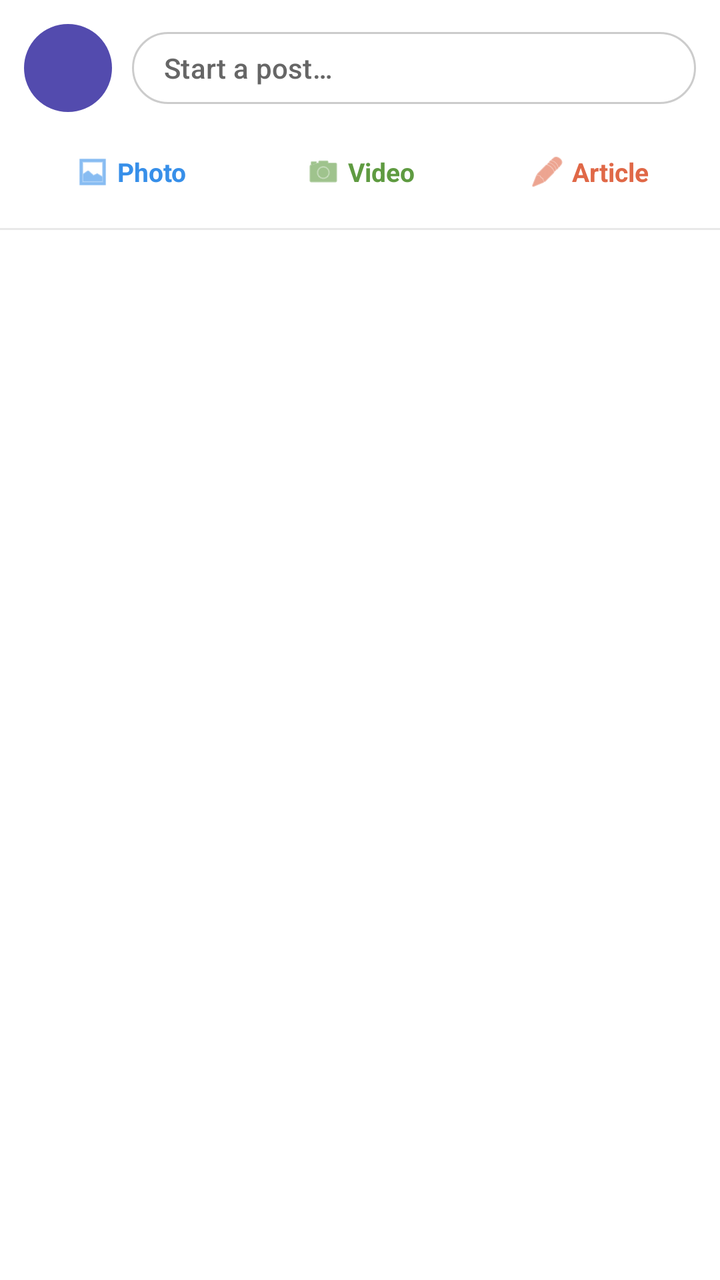
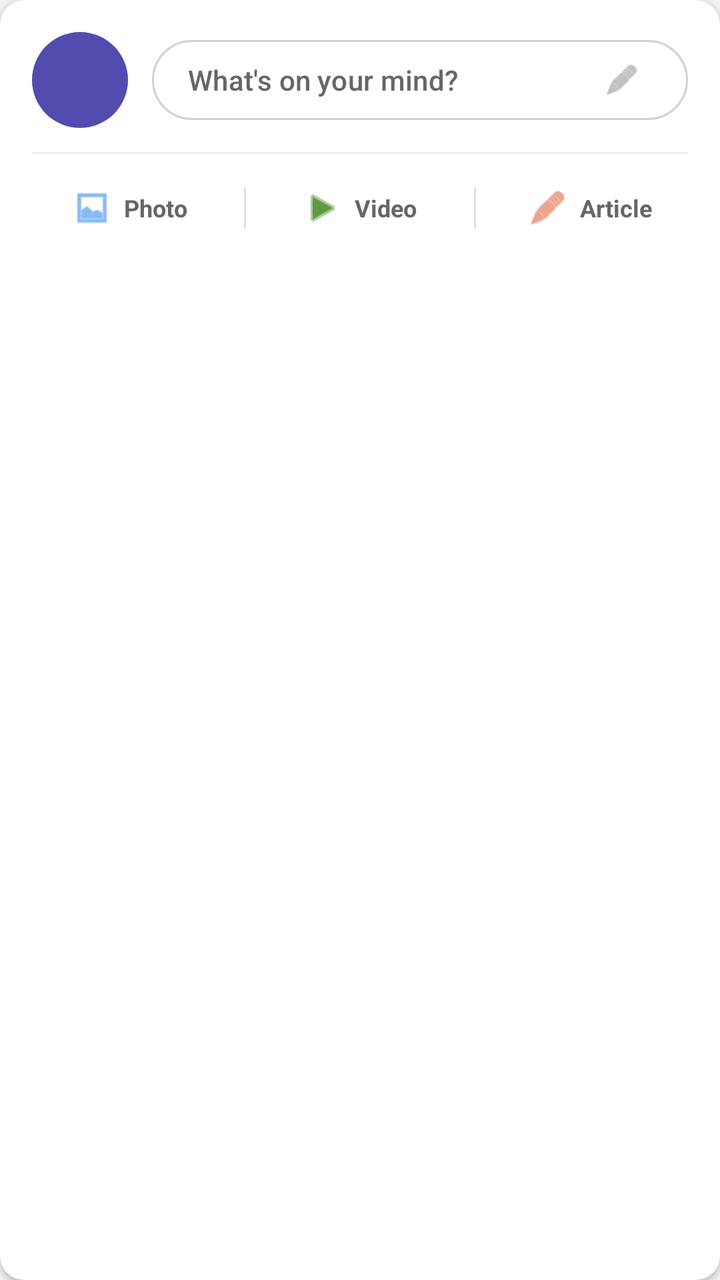

Screens rendered from an Android XML layout before and after an edit, with the pre-edit source and the edit as a unified diff.
<!-- AndroidManifest.xml: application theme Theme.SmartCampus -->
<!-- res/layout/item_feed_header.xml -->
<?xml version="1.0" encoding="utf-8"?>
<LinearLayout
    xmlns:android="http://schemas.android.com/apk/res/android"
    xmlns:app="http://schemas.android.com/apk/res-auto"
    android:layout_width="match_parent"
    android:layout_height="wrap_content"
    android:orientation="vertical"
    android:background="@color/white"
    android:layout_marginBottom="8dp">

    
    <LinearLayout
        android:layout_width="match_parent"
        android:layout_height="wrap_content"
        android:orientation="horizontal"
        android:padding="12dp"
        android:gravity="center_vertical">

        <FrameLayout
            android:layout_width="44dp"
            android:layout_height="44dp">
            <TextView
                android:id="@+id/tv_header_avatar"
                android:layout_width="match_parent"
                android:layout_height="match_parent"
                android:gravity="center"
                android:textColor="@color/white"
                android:textSize="16sp"
                android:textStyle="bold"
                android:background="@drawable/bg_avatar_circle" />
            <com.google.android.material.imageview.ShapeableImageView
                android:id="@+id/iv_header_avatar"
                android:layout_width="match_parent"
                android:layout_height="match_parent"
                android:scaleType="centerCrop"
                android:visibility="gone"
                app:shapeAppearanceOverlay="@style/ShapeAppearance.Material3.Corner.Full" />
        </FrameLayout>

        <com.google.android.material.button.MaterialButton
            android:id="@+id/btn_start_post"
            android:layout_width="0dp"
            android:layout_weight="1"
            android:layout_height="44dp"
            android:layout_marginStart="10dp"
            android:text="Start a post…"
            android:textColor="#666666"
            android:textSize="14sp"
            android:gravity="center_vertical|start"
            android:paddingStart="16dp"
            style="@style/Widget.Material3.Button.OutlinedButton"
            app:strokeColor="#CCCCCC"
            app:cornerRadius="22dp"/>
    </LinearLayout>

    
    <LinearLayout
        android:layout_width="match_parent"
        android:layout_height="wrap_content"
        android:orientation="horizontal"
        android:paddingHorizontal="8dp"
        android:paddingBottom="10dp">

        <LinearLayout
            android:layout_width="0dp"
            android:layout_weight="1"
            android:layout_height="36dp"
            android:orientation="horizontal"
            android:gravity="center"
            android:background="?attr/selectableItemBackground">
            <ImageView
                android:layout_width="18dp"
                android:layout_height="18dp"
                android:src="@android:drawable/ic_menu_gallery"
                app:tint="#378FE9"/>
            <TextView
                android:layout_width="wrap_content"
                android:layout_height="wrap_content"
                android:text=" Photo"
                android:textColor="#378FE9"
                android:textSize="13sp"
                android:textStyle="bold"/>
        </LinearLayout>

        <LinearLayout
            android:layout_width="0dp"
            android:layout_weight="1"
            android:layout_height="36dp"
            android:orientation="horizontal"
            android:gravity="center"
            android:background="?attr/selectableItemBackground">
            <ImageView
                android:layout_width="18dp"
                android:layout_height="18dp"
                android:src="@android:drawable/ic_menu_camera"
                app:tint="#5F9B41"/>
            <TextView
                android:layout_width="wrap_content"
                android:layout_height="wrap_content"
                android:text=" Video"
                android:textColor="#5F9B41"
                android:textSize="13sp"
                android:textStyle="bold"/>
        </LinearLayout>

        <LinearLayout
            android:layout_width="0dp"
            android:layout_weight="1"
            android:layout_height="36dp"
            android:orientation="horizontal"
            android:gravity="center"
            android:background="?attr/selectableItemBackground">
            <ImageView
                android:layout_width="18dp"
                android:layout_height="18dp"
                android:src="@android:drawable/ic_menu_edit"
                app:tint="#E06847"/>
            <TextView
                android:layout_width="wrap_content"
                android:layout_height="wrap_content"
                android:text=" Article"
                android:textColor="#E06847"
                android:textSize="13sp"
                android:textStyle="bold"/>
        </LinearLayout>

    </LinearLayout>

    <View android:layout_width="match_parent" android:layout_height="1dp" android:background="#E8E8E8"/>
</LinearLayout>
<!-- resources referenced by this layout -->
<resources>
  <color name="white">#FFFFFF</color>
  <!-- drawable bg_avatar_circle (drawable) -->
  <?xml version="1.0" encoding="utf-8"?>
  <shape xmlns:android="http://schemas.android.com/apk/res/android"
      android:shape="oval">
      <solid android:color="@color/primary_light" />
      <size android:width="100dp" android:height="100dp" />
  </shape>
  <style name="Theme.SmartCampus" parent="Theme.Material3.Light.NoActionBar">
          <item name="colorPrimary">@color/primary</item>
          <item name="colorOnPrimary">@color/on_primary</item>
          <item name="colorSecondary">@color/secondary</item>
          <item name="android:colorBackground">@color/background</item>
          <item name="android:statusBarColor">@color/primary_dark</item>
      </style>
  <color name="primary_light">#534BAE</color>
  <color name="primary">#1A237E</color>
  <color name="on_primary">#FFFFFF</color>
  <color name="secondary">#00BCD4</color>
  <color name="background">#F5F5F5</color>
  <color name="primary_dark">#000051</color>
</resources>

<!-- the commit's change to res/layout/item_feed_header.xml (unified diff, before → after) -->
@@ -1,130 +1,190 @@
 <?xml version="1.0" encoding="utf-8"?>
-<LinearLayout
+<com.google.android.material.card.MaterialCardView
     xmlns:android="http://schemas.android.com/apk/res/android"
     xmlns:app="http://schemas.android.com/apk/res-auto"
     android:layout_width="match_parent"
     android:layout_height="wrap_content"
-    android:orientation="vertical"
-    android:background="@color/white"
-    android:layout_marginBottom="8dp">
+    android:layout_marginBottom="8dp"
+    android:clickable="false"
+    android:focusable="false"
+    app:cardBackgroundColor="@color/white"
+    app:cardCornerRadius="12dp"
+    app:cardElevation="2dp"
+    app:strokeWidth="0dp">
 
-    
     <LinearLayout
         android:layout_width="match_parent"
         android:layout_height="wrap_content"
-        android:orientation="horizontal"
-        android:padding="12dp"
-        android:gravity="center_vertical">
+        android:orientation="vertical"
+        android:clickable="false"
+        android:focusable="false">
 
-        <FrameLayout
-            android:layout_width="44dp"
-            android:layout_height="44dp">
-            <TextView
-                android:id="@+id/tv_header_avatar"
-                android:layout_width="match_parent"
-                android:layout_height="match_parent"
-                android:gravity="center"
-                android:textColor="@color/white"
-                android:textSize="16sp"
-                android:textStyle="bold"
-                android:background="@drawable/bg_avatar_circle" />
-            <com.google.android.material.imageview.ShapeableImageView
-                android:id="@+id/iv_header_avatar"
-                android:layout_width="match_parent"
-                android:layout_height="match_parent"
-                android:scaleType="centerCrop"
-                android:visibility="gone"
-                app:shapeAppearanceOverlay="@style/ShapeAppearance.Material3.Corner.Full" />
-        </FrameLayout>
+        
+        <LinearLayout
+            android:layout_width="match_parent"
+            android:layout_height="wrap_content"
+            android:orientation="horizontal"
+            android:paddingHorizontal="16dp"
+            android:paddingTop="16dp"
+            android:paddingBottom="12dp"
+            android:gravity="center_vertical">
 
-        <com.google.android.material.button.MaterialButton
-            android:id="@+id/btn_start_post"
-            android:layout_width="0dp"
-            android:layout_weight="1"
-            android:layout_height="44dp"
-            android:layout_marginStart="10dp"
-            android:text="Start a post…"
-            android:textColor="#666666"
-            android:textSize="14sp"
-            android:gravity="center_vertical|start"
-            android:paddingStart="16dp"
-            style="@style/Widget.Material3.Button.OutlinedButton"
-            app:strokeColor="#CCCCCC"
-            app:cornerRadius="22dp"/>
-    </LinearLayout>
+            <FrameLayout
+                android:layout_width="48dp"
+                android:layout_height="48dp">
+                <TextView
+                    android:id="@+id/tv_header_avatar"
+                    android:layout_width="match_parent"
+                    android:layout_height="match_parent"
+                    android:gravity="center"
+                    android:textColor="@color/white"
+                    android:textSize="17sp"
+                    android:textStyle="bold"
+                    android:background="@drawable/bg_avatar_circle" />
+                <com.google.android.material.imageview.ShapeableImageView
+                    android:id="@+id/iv_header_avatar"
+                    android:layout_width="match_parent"
+                    android:layout_height="match_parent"
+                    android:scaleType="centerCrop"
+                    android:visibility="gone"
+                    app:shapeAppearanceOverlay="@style/ShapeAppearance.Material3.Corner.Full" />
+            </FrameLayout>
 
-    
-    <LinearLayout
-        android:layout_width="match_parent"
-        android:layout_height="wrap_content"
-        android:orientation="horizontal"
-        android:paddingHorizontal="8dp"
-        android:paddingBottom="10dp">
-
-        <LinearLayout
-            android:layout_width="0dp"
-            android:layout_weight="1"
-            android:layout_height="36dp"
-            android:orientation="horizontal"
-            android:gravity="center"
-            android:background="?attr/selectableItemBackground">
-            <ImageView
-                android:layout_width="18dp"
-                android:layout_height="18dp"
-                android:src="@android:drawable/ic_menu_gallery"
-                app:tint="#378FE9"/>
-            <TextView
-                android:layout_width="wrap_content"
-                android:layout_height="wrap_content"
-                android:text=" Photo"
-                android:textColor="#378FE9"
-                android:textSize="13sp"
-                android:textStyle="bold"/>
+            <com.google.android.material.button.MaterialButton
+                android:id="@+id/btn_start_post"
+                android:layout_width="0dp"
+                android:layout_weight="1"
+                android:layout_height="48dp"
+                android:layout_marginStart="12dp"
+                android:text="What's on your mind?"
+                android:textColor="#666666"
+                android:textSize="14sp"
+                android:textAllCaps="false"
+                android:gravity="center_vertical|start"
+                android:paddingStart="18dp"
+                style="@style/Widget.Material3.Button.OutlinedButton"
+                app:strokeColor="#D0D0D0"
+                app:strokeWidth="1dp"
+                app:cornerRadius="24dp"
+                app:icon="@android:drawable/ic_menu_edit"
+                app:iconTint="#999999"
+                app:iconSize="18dp"
+                app:iconGravity="end"
+                app:iconPadding="8dp" />
         </LinearLayout>
 
+        
+        <View
+            android:layout_width="match_parent"
+            android:layout_height="1dp"
+            android:layout_marginHorizontal="16dp"
+            android:background="#EEEEEE" />
+
+        
         <LinearLayout
-            android:layout_width="0dp"
-            android:layout_weight="1"
-            android:layout_height="36dp"
+            android:layout_width="match_parent"
+            android:layout_height="wrap_content"
             android:orientation="horizontal"
-            android:gravity="center"
-            android:background="?attr/selectableItemBackground">
-            <ImageView
-                android:layout_width="18dp"
-                android:layout_height="18dp"
-                android:src="@android:drawable/ic_menu_camera"
-                app:tint="#5F9B41"/>
-            <TextView
-                android:layout_width="wrap_content"
-                android:layout_height="wrap_content"
-                android:text=" Video"
-                android:textColor="#5F9B41"
-                android:textSize="13sp"
-                android:textStyle="bold"/>
-        </LinearLayout>
+            android:paddingHorizontal="8dp"
+            android:paddingVertical="6dp">
 
-        <LinearLayout
-            android:layout_width="0dp"
-            android:layout_weight="1"
-            android:layout_height="36dp"
-            android:orientation="horizontal"
-            android:gravity="center"
-            android:background="?attr/selectableItemBackground">
-            <ImageView
-                android:layout_width="18dp"
-                android:layout_height="18dp"
-                android:src="@android:drawable/ic_menu_edit"
-                app:tint="#E06847"/>
-            <TextView
-                android:layout_width="wrap_content"
-                android:layout_height="wrap_content"
-                android:text=" Article"
-                android:textColor="#E06847"
-                android:textSize="13sp"
-                android:textStyle="bold"/>
+            
+            <LinearLayout
+                android:id="@+id/btn_header_photo"
+                android:layout_width="0dp"
+                android:layout_weight="1"
+                android:layout_height="42dp"
+                android:orientation="horizontal"
+                android:gravity="center"
+                android:clickable="true"
+                android:focusable="true"
+                android:background="?attr/selectableItemBackground">
+                <ImageView
+                    android:layout_width="20dp"
+                    android:layout_height="20dp"
+                    android:src="@android:drawable/ic_menu_gallery"
+                    app:tint="#378FE9"
+                    android:contentDescription="Photo" />
+                <TextView
+                    android:layout_width="wrap_content"
+                    android:layout_height="wrap_content"
+                    android:text="Photo"
+                    android:textColor="#666666"
+                    android:textSize="12sp"
+                    android:textStyle="bold"
+                    android:layout_marginStart="6dp" />
+            </LinearLayout>
+
+            
+            <View
+                android:layout_width="1dp"
+                android:layout_height="20dp"
+                android:layout_gravity="center_vertical"
+                android:background="#E0E0E0" />
+
+            
+            <LinearLayout
+                android:id="@+id/btn_header_video"
+                android:layout_width="0dp"
+                android:layout_weight="1"
+                android:layout_height="42dp"
+                android:orientation="horizontal"
+                android:gravity="center"
+                android:clickable="true"
+                android:focusable="true"
+                android:background="?attr/selectableItemBackground">
+                <ImageView
+                    android:layout_width="20dp"
+                    android:layout_height="20dp"
+                    android:src="@android:drawable/ic_media_play"
+                    app:tint="#5F9B41"
+                    android:contentDescription="Video" />
+                <TextView
+                    android:layout_width="wrap_content"
+                    android:layout_height="wrap_content"
+                    android:text="Video"
+                    android:textColor="#666666"
+                    android:textSize="12sp"
+                    android:textStyle="bold"
+                    android:layout_marginStart="6dp" />
+            </LinearLayout>
+
+            
+            <View
+                android:layout_width="1dp"
+                android:layout_height="20dp"
+                android:layout_gravity="center_vertical"
+                android:background="#E0E0E0" />
+
+            
+            <LinearLayout
+                android:id="@+id/btn_header_article"
+                android:layout_width="0dp"
+                android:layout_weight="1"
+                android:layout_height="42dp"
+                android:orientation="horizontal"
+                android:gravity="center"
+                android:clickable="true"
+                android:focusable="true"
+                android:background="?attr/selectableItemBackground">
+                <ImageView
+                    android:layout_width="20dp"
+                    android:layout_height="20dp"
+                    android:src="@android:drawable/ic_menu_edit"
+                    app:tint="#E06847"
+                    android:contentDescription="Article" />
+                <TextView
+                    android:layout_width="wrap_content"
+                    android:layout_height="wrap_content"
+                    android:text="Article"
+                    android:textColor="#666666"
+                    android:textSize="12sp"
+                    android:textStyle="bold"
+                    android:layout_marginStart="6dp" />
+            </LinearLayout>
+
         </LinearLayout>
 
     </LinearLayout>
 
-    <View android:layout_width="match_parent" android:layout_height="1dp" android:background="#E8E8E8"/>
-</LinearLayout>
+</com.google.android.material.card.MaterialCardView>
